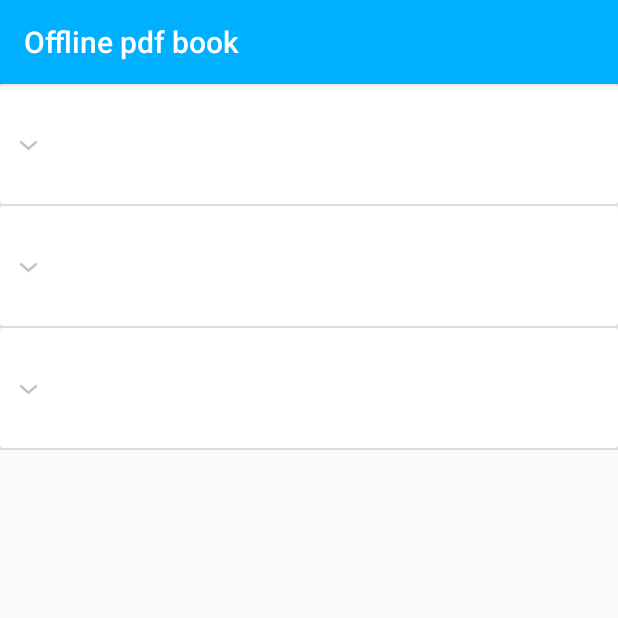
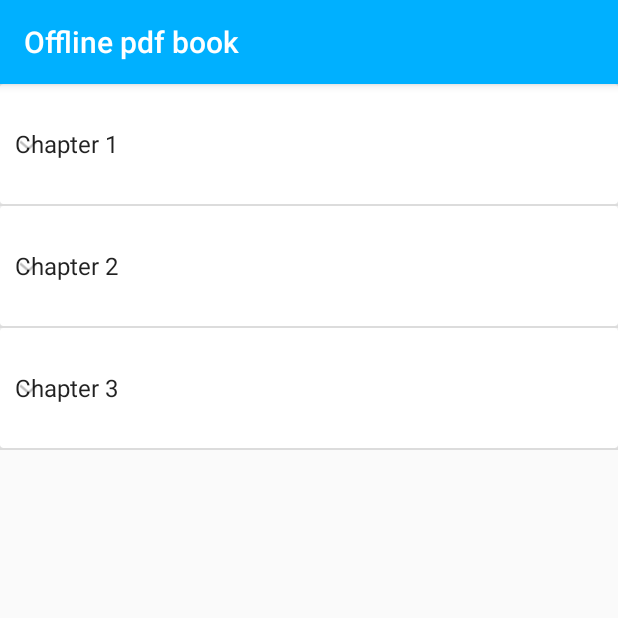
Before and after one commit to Agostinhodossantos/offline_pdfbook, an Android app: the screen it shows after launch (MainActivity), on a phone screen of 412 x 824 dp, the top half of it. Run offline under Robolectric (Android 15) with nearby library versions, the phone set to English and light mode, and no system bars.

```diff
--- a/app/src/main/java/offline/pdf/book/activities/MainActivity.java
+++ b/app/src/main/java/offline/pdf/book/activities/MainActivity.java
@@ -42,27 +42,27 @@ public class MainActivity extends AppCompatActivity {
 
 
         //chapter 1
-        topicsList.add( new Topics("Topic 1" , ""));
-        topicsList.add( new Topics("Topic 2" , ""));
-        topicsList.add( new Topics("Topic 3" , ""));
-        topicsList.add( new Topics("Topic 4" , ""));
-        chapterList.add(new Chapter("",topicsList));
+        topicsList.add( new Topics("Topic 1" , "t1"));
+        topicsList.add( new Topics("Topic 2" , "t1"));
+        topicsList.add( new Topics("Topic 3" , "t1"));
+        topicsList.add( new Topics("Topic 4" , "t1"));
+        chapterList.add(new Chapter("Chapter 1",topicsList));
 
         //chapter 2
         topicsList = new ArrayList<>();
-        topicsList.add( new Topics("Topic 1" , ""));
-        topicsList.add( new Topics("Topic 2" , ""));
-        topicsList.add( new Topics("Topic 3" , ""));
-        topicsList.add( new Topics("Topic 4" , ""));
-        chapterList.add(new Chapter("",topicsList));
+        topicsList.add( new Topics("Topic 1" , "t1"));
+        topicsList.add( new Topics("Topic 2" , "t1"));
+        topicsList.add( new Topics("Topic 3" , "t1"));
+        topicsList.add( new Topics("Topic 4" , "t1"));
+        chapterList.add(new Chapter("Chapter 2",topicsList));
 
         //chapter 3
         topicsList = new ArrayList<>();
-        topicsList.add( new Topics("Topic 1" , ""));
-        topicsList.add( new Topics("Topic 2" , ""));
-        topicsList.add( new Topics("Topic 3" , ""));
-        topicsList.add( new Topics("Topic 4" , ""));
-        chapterList.add(new Chapter("",topicsList));
+        topicsList.add( new Topics("Topic 1" , "t1"));
+        topicsList.add( new Topics("Topic 2" , "t1"));
+        topicsList.add( new Topics("Topic 3" , "t1"));
+        topicsList.add( new Topics("Topic 4" , "t1"));
+        chapterList.add(new Chapter("Chapter 3",topicsList));
         sendData();
     }
 }
--- a/app/src/main/res/layout/topic_item.xml
+++ b/app/src/main/res/layout/topic_item.xml
@@ -6,6 +6,7 @@
     android:layout_height="80dp">
 
     <androidx.cardview.widget.CardView
+        android:id="@+id/topicCard"
         android:layout_marginLeft="10dp"
         android:layout_width="match_parent"
         android:layout_height="match_parent">
```
Also changed, not shown: app/src/main/java/offline/pdf/book/activities/FullView.java (+16 -0 lines), app/src/main/java/offline/pdf/book/adapter/CustomAdapter.java (+17 -1 lines), app/src/main/res/layout/activity_full_view.xml (+8 -2 lines), 1 other file.
